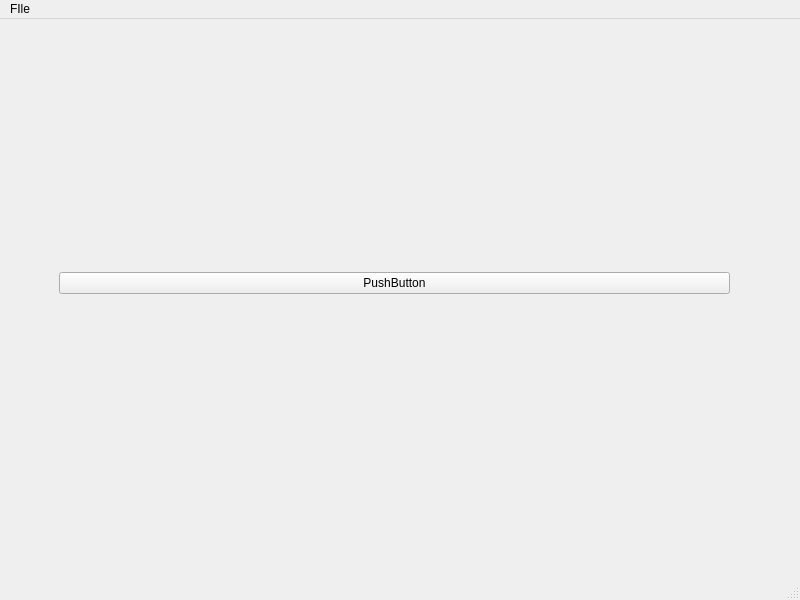
This is qt/opengl41/qtmorph/app2/mainwindow.ui in sebjameswml/opengl_examples as Qt 5 draws it before an edit. The edited form follows.
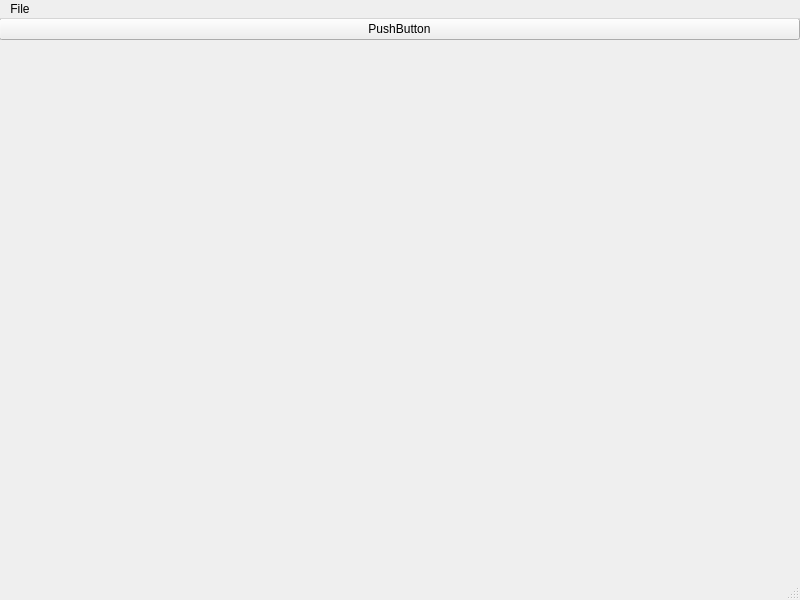
This is the edited form.

Commit message: Mucking around. Established ScatterVisuals are ok

```diff
--- a/qt/opengl41/qtmorph/app2/mainwindow.ui
+++ b/qt/opengl41/qtmorph/app2/mainwindow.ui
@@ -17,13 +17,16 @@
    <widget class="QWidget" name="verticalLayoutWidget">
     <property name="geometry">
      <rect>
-      <x>59</x>
-      <y>19</y>
-      <width>671</width>
-      <height>491</height>
+      <x>-1</x>
+      <y>-1</y>
+      <width>801</width>
+      <height>561</height>
      </rect>
     </property>
     <layout class="QVBoxLayout" name="verticalLayout">
+     <property name="sizeConstraint">
+      <enum>QLayout::SetMaximumSize</enum>
+     </property>
      <item>
       <widget class="QPushButton" name="pushButton">
        <property name="text">
@@ -43,13 +46,13 @@
      <height>31</height>
     </rect>
    </property>
-   <widget class="QMenu" name="menuFIle">
+   <widget class="QMenu" name="menuFile">
     <property name="title">
-     <string>FIle</string>
+     <string>File</string>
     </property>
     <addaction name="actionQuit"/>
    </widget>
-   <addaction name="menuFIle"/>
+   <addaction name="menuFile"/>
   </widget>
   <widget class="QStatusBar" name="statusbar"/>
   <action name="actionQuit">
```
The commit also changes 2 other files.
